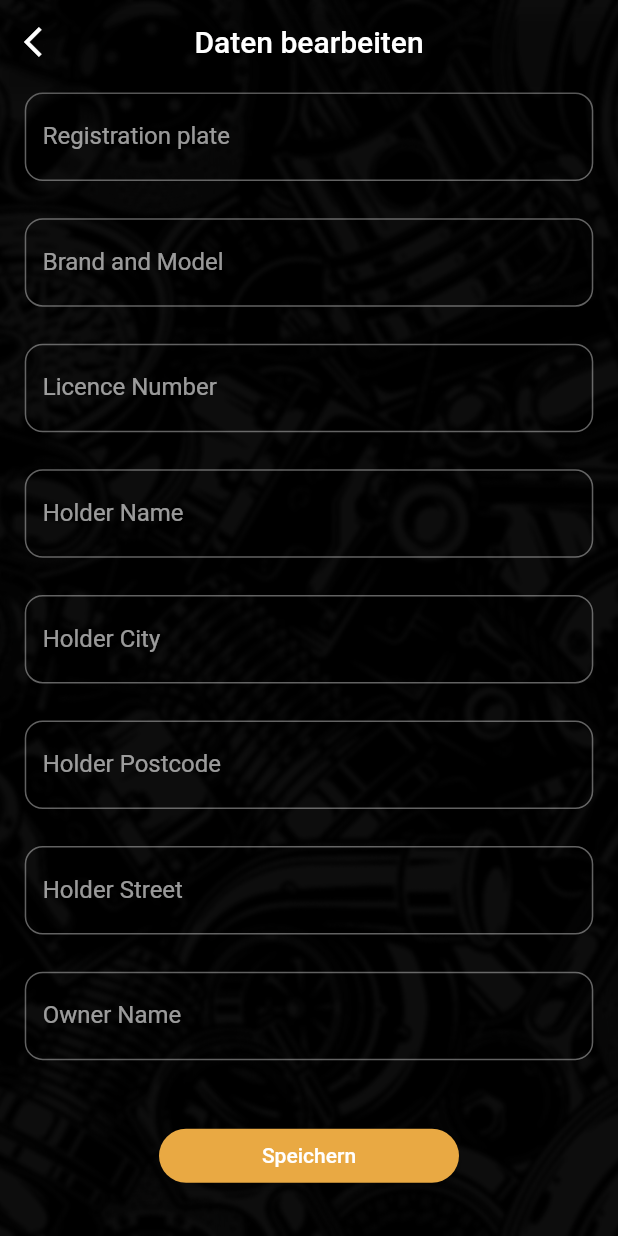
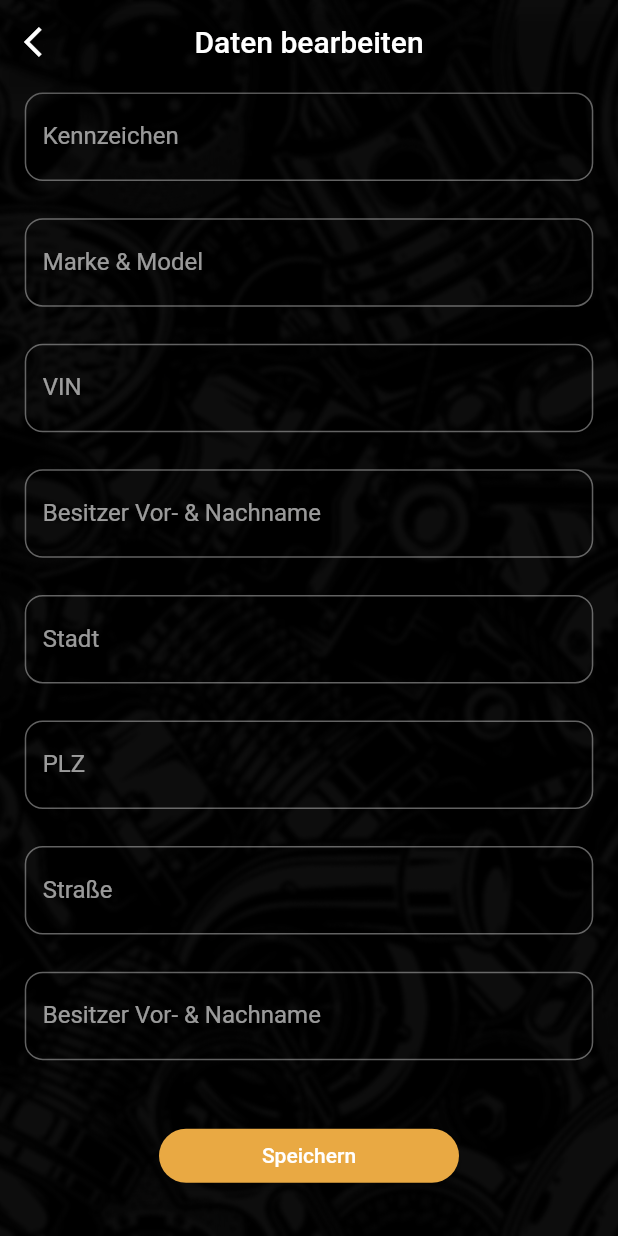
Before and after one commit to Nikolan95/chatAppFlutter, a Flutter app: the CarEdit screen opened directly with empty values, scrolled down 125 dp, on a phone screen of 412 x 824 dp. Run offline on Flutter 3.47's test engine with Material 2 defaults, Android fonts, the phone set to English and light mode, and no system bars; our stand-ins replace bubble_bottom_bar, firebase_core, firebase_messaging, flutter_chat_bubble, flutter_local_notifications, get_it and 2 more; missing offline and left inert: time_ago_provider; accounts and stored records are empty.

Commit message:
fixing most of the bugs

```diff
--- a/lib/ui/screens/car/car_edit.dart
+++ b/lib/ui/screens/car/car_edit.dart
@@ -119,8 +119,8 @@ class CarEdit extends StatelessWidget {
                         child: Column(
                           children: <Widget>[
                             TextFormField(
-                              decoration:
-                                  Style.inputDecoration('First Registration'),
+                              decoration: Style.inputDecoration(
+                                  'Erstmalige Registrierung'),
                               controller: firstRegistrationController,
                               validator: (v) {
                                 if (v.isEmpty) {
@@ -133,8 +133,7 @@ class CarEdit extends StatelessWidget {
                               height: SizeConfig.blockSizeHorizontal * 6,
                             ),
                             TextFormField(
-                              decoration:
-                                  Style.inputDecoration('Registration plate'),
+                              decoration: Style.inputDecoration('Kennzeichen'),
                               controller: licenseNumberController,
                               validator: (v) {
                                 if (v.isEmpty) {
@@ -148,7 +147,7 @@ class CarEdit extends StatelessWidget {
                             ),
                             TextFormField(
                               decoration:
-                                  Style.inputDecoration('Brand and Model'),
+                                  Style.inputDecoration('Marke & Model'),
                               controller: manufacturerAndBrandController,
                               validator: (v) {
                                 if (v.isEmpty) {
@@ -161,8 +160,7 @@ class CarEdit extends StatelessWidget {
                               height: SizeConfig.blockSizeHorizontal * 6,
                             ),
                             TextFormField(
-                              decoration:
-                                  Style.inputDecoration('Licence Number'),
+                              decoration: Style.inputDecoration('VIN'),
                               controller: licenseNumberController,
                               validator: (v) {
                                 if (v.isEmpty) {
@@ -175,7 +173,8 @@ class CarEdit extends StatelessWidget {
                               height: SizeConfig.blockSizeHorizontal * 6,
                             ),
                             TextFormField(
-                              decoration: Style.inputDecoration('Holder Name'),
+                              decoration: Style.inputDecoration(
+                                  'Besitzer Vor- & Nachname'),
                               controller: holderNameController,
                               validator: (v) {
                                 if (v.isEmpty) {
@@ -188,7 +187,7 @@ class CarEdit extends StatelessWidget {
                               height: SizeConfig.blockSizeHorizontal * 6,
                             ),
                             TextFormField(
-                              decoration: Style.inputDecoration('Holder City'),
+                              decoration: Style.inputDecoration('Stadt'),
                               controller: holderCityController,
                               validator: (v) {
                                 if (v.isEmpty) {
@@ -201,8 +200,7 @@ class CarEdit extends StatelessWidget {
                               height: SizeConfig.blockSizeHorizontal * 6,
                             ),
                             TextFormField(
-                              decoration:
-                                  Style.inputDecoration('Holder Postcode'),
+                              decoration: Style.inputDecoration('PLZ'),
                               controller: holderPostcodeController,
                               validator: (v) {
                                 if (v.isEmpty) {
@@ -216,8 +214,7 @@ class CarEdit extends StatelessWidget {
                             ),
                             TextFormField(
                               controller: holderCityController,
-                              decoration:
-                                  Style.inputDecoration('Holder Street'),
+                              decoration: Style.inputDecoration('Straße'),
                               validator: (v) {
                                 if (v.isEmpty) {
                                   return 'input require';
@@ -229,7 +226,8 @@ class CarEdit extends StatelessWidget {
                               height: SizeConfig.blockSizeHorizontal * 6,
                             ),
                             TextFormField(
-                              decoration: Style.inputDecoration('Owner Name'),
+                              decoration: Style.inputDecoration(
+                                  'Besitzer Vor- & Nachname'),
                               controller: ownerNameController,
                               validator: (v) {
                                 if (v.isEmpty) {
--- a/lib/ui/screens/car/car_list.dart
+++ b/lib/ui/screens/car/car_list.dart
@@ -55,7 +55,7 @@ class _CarListState extends State<CarList> {
                     'assets/logo-atev-white.png',
                   )),
               Padding(
-                padding: EdgeInsets.only(bottom: 25),
+                padding: EdgeInsets.only(bottom: 15),
                 child: Container(
                     height: 2.0, width: 500.0, color: Style.primaryColor),
               ),
--- a/lib/ui/screens/chat/chat_screen.dart
+++ b/lib/ui/screens/chat/chat_screen.dart
@@ -36,10 +36,12 @@ class _ChatScreenState extends State<ChatScreen> {
 
   final ImagePicker imagePicker = ImagePicker();
 
-  Future<void> _showChoiceDialog(BuildContext context) {
+  Future<void> _showChoiceDialog(BuildContext context) async {
+    BuildContext dialogContext;
     return showDialog(
         context: context,
         builder: (BuildContext context) {
+          dialogContext = context;
           return AlertDialog(
             title: Center(child: Text('Auswählen')),
             content: SingleChildScrollView(
@@ -61,6 +63,7 @@ class _ChatScreenState extends State<ChatScreen> {
                     ),
                     onTap: () {
                       getImage();
+                      Navigator.pop(context);
                     },
                   ),
                   GestureDetector(
@@ -78,6 +81,7 @@ class _ChatScreenState extends State<ChatScreen> {
                     ),
                     onTap: () {
                       _openGallery();
+                      Navigator.pop(context);
                     },
                   ),
                 ],
--- a/lib/ui/screens/user/user_profile.dart
+++ b/lib/ui/screens/user/user_profile.dart
@@ -41,7 +41,7 @@ class UserProfile extends StatelessWidget {
                       'assets/logo-atev-white.png',
                     )),
                 Padding(
-                  padding: EdgeInsets.only(bottom: 25),
+                  padding: EdgeInsets.only(bottom: 15),
                   child: Container(
                     height: 2.0,
                     width: 500.0,
@@ -49,7 +49,7 @@ class UserProfile extends StatelessWidget {
                   ),
                 ),
                 Container(
-                  height: 50,
+                  height: 40,
                   child: Text(
                     'Meine Daten',
                     style: TextStyle(fontSize: 20),
@@ -284,7 +284,7 @@ class UserProfile extends StatelessWidget {
                   ),
                 ),
                 Container(
-                    margin: EdgeInsets.only(top: 15),
+                    margin: EdgeInsets.only(top: 10, bottom: 15),
                     width: 200,
                     child: ElevatedButton(
                       style: raisedButtonStyle,
--- a/pubspec.yaml
+++ b/pubspec.yaml
@@ -39,6 +39,7 @@ dependencies:
   path_provider:
   path:
   image_picker:
+  time_ago_provider: ^4.1.1
 
 dev_dependencies:
   flutter_launcher_icons: "^0.9.2"
```
Also changed, not shown: lib/ui/screens/car/car_add.dart (+12 -11 lines), lib/ui/screens/home/launching.dart (+15 -8 lines), lib/ui/screens/offer/offer_screen.dart (+5 -5 lines), lib/ui/widgets/cards/chat_card.dart (+42 -35 lines), lib/ui/widgets/chat_bubbles/admin_chat_bubble.dart (+12 -17 lines), lib/ui/widgets/chat_bubbles/user_chat_bubble.dart (+4 -4 lines).
